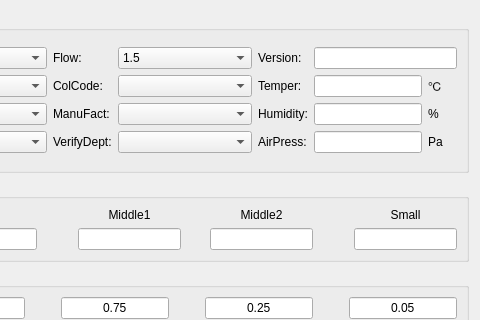
The window that source/systemset/systemsetdlg/ui/parasetdlg.ui (flimmy78/qtverify) describes before a commit, drawn with Qt 5; both pictures show x 175 to 655 and y 0 to 320 of the 655 by 624 pixel window.
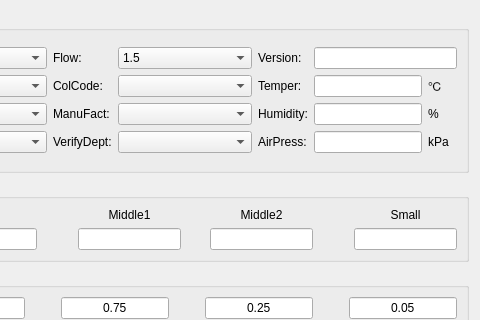
The same window after the commit. Icons and pictures are not drawn. Custom widgets are drawn as their Qt base class.

```diff
--- a/source/systemset/systemsetdlg/ui/parasetdlg.ui
+++ b/source/systemset/systemsetdlg/ui/parasetdlg.ui
@@ -278,7 +278,7 @@
         <item row="3" column="2">
          <widget class="QLabel" name="label_28">
           <property name="text">
-           <string>Pa</string>
+           <string>kPa</string>
           </property>
          </widget>
         </item>
```
Left out of the diff: 2 changed lines with no effect on the pictures.
